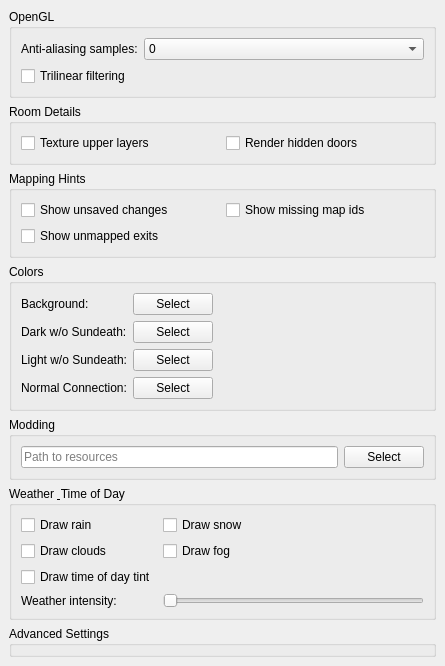
Qt form src/preferences/graphicspage.ui (nschimme/MMapper) before a commit.
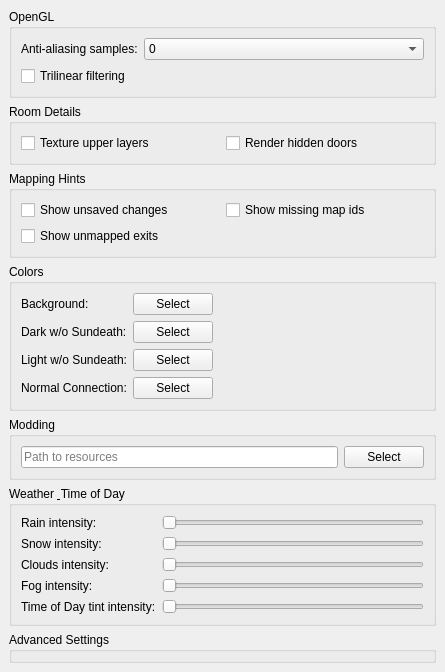
The same form after that commit.

Commit message:
Refactor weather system to use per-item intensity sliders.
- Replaced individual weather/ToD toggles with intensity sliders (0-100).
- Removed global weather intensity slider.
- Updated `MapCanvas` rendering logic to scale each weather effect and the Time of Day tint by their respective intensities.
- Modernized rain and snow visuals using a hybrid volumetric/particle GPU system.
- Fixed starfield/sink effect by using parallel world-space velocity projection.
- Added depth-aware occlusion and grounded splashes for rain.

```diff
--- a/src/preferences/graphicspage.ui
+++ b/src/preferences/graphicspage.ui
@@ -327,49 +327,82 @@
      </property>
      <layout class="QGridLayout" name="gridLayout_Weather">
       <item row="0" column="0">
-       <widget class="QCheckBox" name="drawWeatherRain">
+       <widget class="QLabel" name="labelRain">
         <property name="text">
-         <string>Draw rain</string>
+         <string>Rain intensity:</string>
         </property>
        </widget>
       </item>
       <item row="0" column="1">
-       <widget class="QCheckBox" name="drawWeatherSnow">
-        <property name="text">
-         <string>Draw snow</string>
+       <widget class="QSlider" name="rainIntensitySlider">
+        <property name="maximum">
+         <number>100</number>
+        </property>
+        <property name="orientation">
+         <enum>Qt::Horizontal</enum>
         </property>
        </widget>
       </item>
       <item row="1" column="0">
-       <widget class="QCheckBox" name="drawWeatherClouds">
+       <widget class="QLabel" name="labelSnow">
         <property name="text">
-         <string>Draw clouds</string>
+         <string>Snow intensity:</string>
         </property>
        </widget>
       </item>
       <item row="1" column="1">
-       <widget class="QCheckBox" name="drawWeatherFog">
-        <property name="text">
-         <string>Draw fog</string>
+       <widget class="QSlider" name="snowIntensitySlider">
+        <property name="maximum">
+         <number>100</number>
+        </property>
+        <property name="orientation">
+         <enum>Qt::Horizontal</enum>
         </property>
        </widget>
       </item>
       <item row="2" column="0">
-       <widget class="QCheckBox" name="drawTimeOfDay">
+       <widget class="QLabel" name="labelClouds">
         <property name="text">
-         <string>Draw time of day tint</string>
+         <string>Clouds intensity:</string>
+        </property>
+       </widget>
+      </item>
+      <item row="2" column="1">
+       <widget class="QSlider" name="cloudsIntensitySlider">
+        <property name="maximum">
+         <number>100</number>
+        </property>
+        <property name="orientation">
+         <enum>Qt::Horizontal</enum>
         </property>
        </widget>
       </item>
       <item row="3" column="0">
        <widget class="QLabel" name="labelWeatherIntensity">
         <property name="text">
-         <string>Weather intensity:</string>
+         <string>Fog intensity:</string>
         </property>
        </widget>
       </item>
       <item row="3" column="1">
-       <widget class="QSlider" name="weatherIntensitySlider">
+       <widget class="QSlider" name="fogIntensitySlider">
+        <property name="maximum">
+         <number>100</number>
+        </property>
+        <property name="orientation">
+         <enum>Qt::Horizontal</enum>
+        </property>
+       </widget>
+      </item>
+      <item row="4" column="0">
+       <widget class="QLabel" name="labelToD">
+        <property name="text">
+         <string>Time of Day tint intensity:</string>
+        </property>
+       </widget>
+      </item>
+      <item row="4" column="1">
+       <widget class="QSlider" name="todIntensitySlider">
         <property name="maximum">
          <number>100</number>
         </property>
```
Left out of the diff: 2 changed lines with no effect on the pictures. The commit also changes 6 other files.
